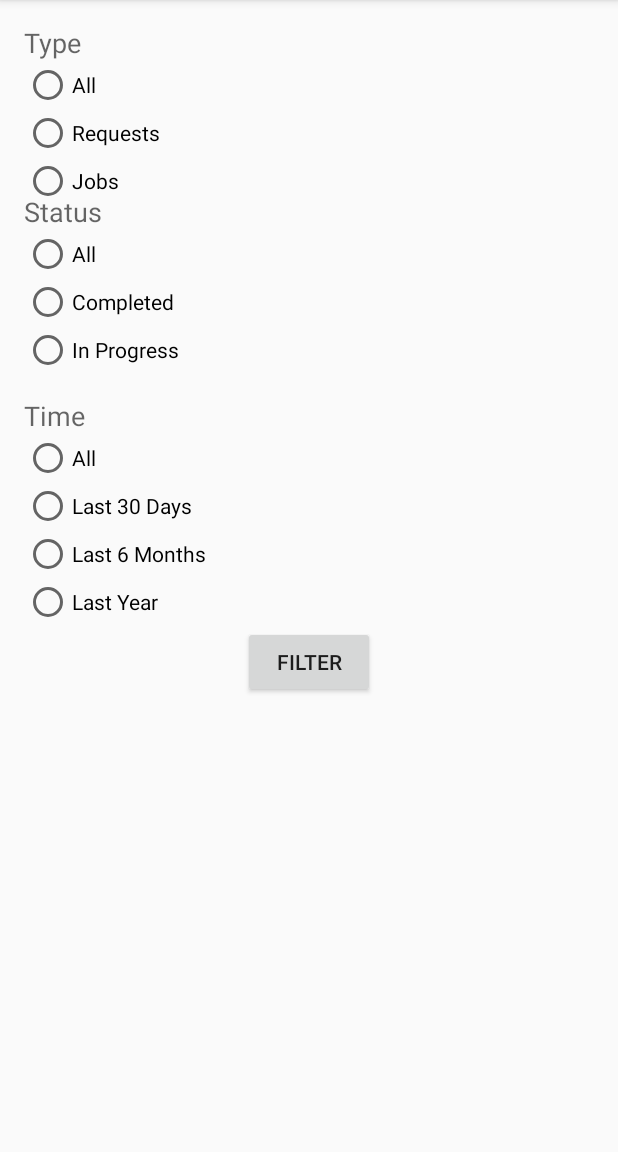
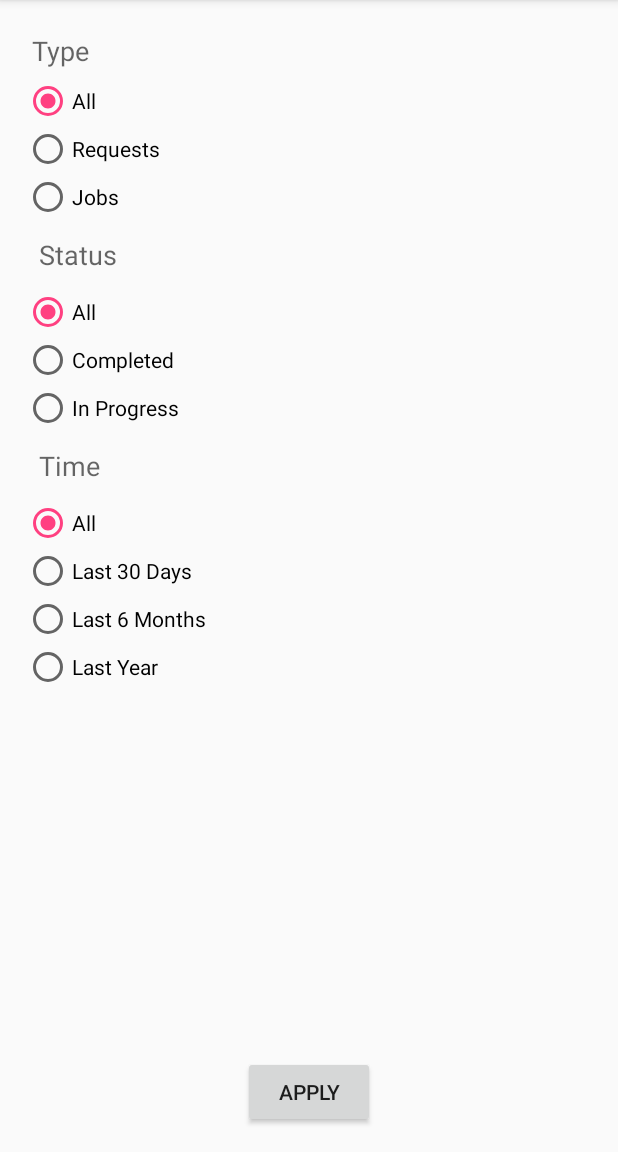
Before and after one commit to cs465uiuc/GroceryRun, an Android app: the FilterTransaction screen opened directly, with no data from a screen before it, on a phone screen of 412 x 824 dp, the part 84-1236 px from its top. Run offline under Robolectric (Android 15) with nearby library versions, the phone set to English and light mode, and no system bars.

Commit message:
Tune the transaction filter layout

```diff
--- a/app/src/main/java/com/cs465/groceryrun/customexpandablelistview/ExpandableListViewAdapter.java
+++ b/app/src/main/java/com/cs465/groceryrun/customexpandablelistview/ExpandableListViewAdapter.java
@@ -132,8 +132,7 @@ public class ExpandableListViewAdapter extends BaseExpandableListAdapter {
             view = infalInflater.inflate(R.layout.expandable_listview_group, null);
         }
 
-        TextView lblListHeader = (TextView) view
-                .findViewById(R.id.transaction_date_textview);
+        TextView lblListHeader = (TextView) view.findViewById(R.id.transaction_date_textview);
         lblListHeader.setTypeface(null, Typeface.BOLD);
         lblListHeader.setText(headerTitle);
 
--- a/app/src/main/java/com/cs465/groceryrun/groceryrun/Transactions.java
+++ b/app/src/main/java/com/cs465/groceryrun/groceryrun/Transactions.java
@@ -63,21 +63,30 @@ public class Transactions extends AppCompatActivity {
         Transaction transaction;
 
         transaction = new Transaction();
-        transaction.setName("dunno");
-        transaction.setPerson("no one");
+        transaction.setName("Others");
+        transaction.setPerson("Julie");
+        transaction.setIsShopper(false);
+        transaction.setDate(new GregorianCalendar(2015, 10, 1));
+        transaction.setDueDate(new GregorianCalendar(2015, 11, 3));
+        transaction.setStatus("Arriving");
+        transactions.add(transaction);
+
+        transaction = new Transaction();
+        transaction.setName("Audrie");
+        transaction.setPerson("Shelby");
+        transaction.setIsShopper(true);
+        transaction.setDate(new GregorianCalendar(2015, 10, 1));
+        transaction.setDueDate(new GregorianCalendar(2015, 10, 30));
+        transaction.setStatus("Due");
+        transactions.add(transaction);
+
+        transaction = new Transaction();
+        transaction.setName("Groceries");
+        transaction.setPerson("Audrie");
         transaction.setIsShopper(true);
         transaction.setDate(new GregorianCalendar(2006, 2, 11));
         transaction.setDueDate(new GregorianCalendar(2006, 3, 18));
         transaction.setStatus("Confirmed");
-        transactions.add(transaction);
-
-        transaction = new Transaction();
-        transaction.setName("me");
-        transaction.setPerson("someone else");
-        transaction.setIsShopper(false);
-        transaction.setDate(new GregorianCalendar(2015, 10, 1));
-        transaction.setDueDate(new GregorianCalendar(2015, 11, 3));
-        transaction.setStatus("Needs confirmation");
         transactions.add(transaction);
 
         return transactions;
--- a/app/src/main/res/layout/activity_filter_transaction.xml
+++ b/app/src/main/res/layout/activity_filter_transaction.xml
@@ -3,71 +3,119 @@
     xmlns:tools="http://schemas.android.com/tools"
     android:layout_width="match_parent"
     android:layout_height="match_parent"
-    android:paddingBottom="@dimen/activity_vertical_margin"
-    android:paddingLeft="@dimen/activity_horizontal_margin"
-    android:paddingRight="@dimen/activity_horizontal_margin"
-    android:paddingTop="@dimen/activity_vertical_margin"
+    android:padding="16dp"
     tools:context="com.cs465.groceryrun.groceryrun.FilterTransaction">
 
     <TextView
         android:layout_width="wrap_content"
         android:layout_height="wrap_content"
         android:textAppearance="?android:attr/textAppearanceMedium"
-        android:text="Type"
-        android:id="@+id/textView29"
+        android:id="@+id/filterType"
         android:layout_alignParentTop="true"
         android:layout_alignParentLeft="true"
-        android:layout_alignParentStart="true" />
+        android:layout_alignParentStart="true"
+        android:layout_margin="5dp"
+        android:text="Type"/>
+
+    <RadioGroup
+        android:layout_width="match_parent"
+        android:layout_height="wrap_content"
+        android:id="@+id/filterTypeGroup"
+        android:layout_below="@+id/filterType" >
+
+        <RadioButton
+            android:layout_width="wrap_content"
+            android:layout_height="wrap_content"
+            android:text="All"
+            android:id="@+id/filterType_all"
+            android:checked="true" />
+
+        <RadioButton
+            android:layout_width="wrap_content"
+            android:layout_height="wrap_content"
+            android:text="Requests"
+            android:id="@+id/filterType_requests"
+            android:checked="false" />
+
+        <RadioButton
+            android:layout_width="wrap_content"
+            android:layout_height="wrap_content"
+            android:text="Jobs"
+            android:id="@+id/filterType_jobs"
+            android:checked="false" />
+    </RadioGroup>
 
     <TextView
         android:layout_width="wrap_content"
         android:layout_height="wrap_content"
         android:textAppearance="?android:attr/textAppearanceMedium"
-        android:text="Status"
-        android:id="@+id/textView30"
-        android:layout_marginTop="88dp"
-        android:layout_below="@+id/textView29"
-        android:layout_alignParentLeft="true"
-        android:layout_alignParentStart="true" />
+        android:id="@+id/filterStatus"
+        android:layout_below="@+id/filterTypeGroup"
+        android:layout_margin="10dp"
+        android:text="Status"/>
+
+    <RadioGroup
+        android:layout_width="match_parent"
+        android:layout_height="wrap_content"
+        android:id="@+id/filterStatusGroup"
+        android:layout_below="@+id/filterStatus">
+
+        <RadioButton
+            android:layout_width="wrap_content"
+            android:layout_height="wrap_content"
+            android:text="All"
+            android:id="@+id/filterStatus_all"
+            android:checked="true" />
+
+        <RadioButton
+            android:layout_width="wrap_content"
+            android:layout_height="wrap_content"
+            android:text="Completed"
+            android:id="@+id/filterStatus_completed"
+            android:checked="false" />
+
+        <RadioButton
+            android:layout_width="wrap_content"
+            android:layout_height="wrap_content"
+            android:text="In Progress"
+            android:id="@+id/filterStatus_inprogress"
+            android:checked="false" />
+    </RadioGroup>
 
     <TextView
         android:layout_width="wrap_content"
         android:layout_height="wrap_content"
         android:textAppearance="?android:attr/textAppearanceMedium"
-        android:text="Time"
-        android:id="@+id/textView31"
-        android:layout_marginTop="111dp"
-        android:layout_below="@+id/textView30"
-        android:layout_alignParentLeft="true"
-        android:layout_alignParentStart="true" />
+        android:id="@+id/filterTime"
+        android:layout_below="@+id/filterStatusGroup"
+        android:layout_margin="10dp"
+        android:text="Time"/>
 
     <RadioGroup
         android:layout_width="match_parent"
-        android:layout_height="match_parent"
-        android:layout_below="@+id/textView31"
-        android:layout_alignParentLeft="true"
-        android:layout_alignParentStart="true"
-        android:id="@+id/radioGroup">
+        android:layout_height="wrap_content"
+        android:id="@+id/filterTimeGroup"
+        android:layout_below="@+id/filterTime">
 
         <RadioButton
             android:layout_width="wrap_content"
             android:layout_height="wrap_content"
             android:text="All"
-            android:id="@+id/radioButton13"
-            android:checked="false" />
+            android:id="@+id/filterTime_all"
+            android:checked="true" />
 
         <RadioButton
             android:layout_width="wrap_content"
             android:layout_height="wrap_content"
             android:text="Last 30 Days"
-            android:id="@+id/radioButton14"
+            android:id="@+id/filterType_month"
             android:checked="false" />
 
         <RadioButton
             android:layout_width="wrap_content"
             android:layout_height="wrap_content"
             android:text="Last 6 Months"
-            android:id="@+id/radioButton15"
+            android:id="@+id/filterType_hyear"
             android:checked="false" />
 
         <RadioButton
@@ -76,72 +124,16 @@
             android:text="Last Year"
             android:id="@+id/radioButton16"
             android:checked="false" />
-
-        <Button
-            android:layout_width="wrap_content"
-            android:layout_height="wrap_content"
-            android:text="Filter"
-            android:id="@+id/button6"
-            android:layout_gravity="center_horizontal"
-            android:onClick="back" />
     </RadioGroup>
 
-    <RadioGroup
-        android:layout_width="match_parent"
-        android:layout_height="match_parent"
-        android:layout_below="@+id/textView29"
-        android:layout_alignParentLeft="true"
-        android:layout_alignParentStart="true">
+    <Button
+        android:layout_width="wrap_content"
+        android:layout_height="wrap_content"
+        android:id="@+id/button6"
+        android:layout_alignParentBottom="true"
+        android:layout_centerHorizontal="true"
+        android:layout_gravity="center_horizontal"
+        android:text="Apply"
+        android:onClick="back" />
 
-        <RadioButton
-            android:layout_width="wrap_content"
-            android:layout_height="wrap_content"
-            android:text="All"
-            android:id="@+id/radioButton7"
-            android:checked="false" />
-
-        <RadioButton
-            android:layout_width="wrap_content"
-            android:layout_height="wrap_content"
-            android:text="Requests"
-            android:id="@+id/radioButton8"
-            android:checked="false" />
-
-        <RadioButton
-            android:layout_width="wrap_content"
-            android:layout_height="wrap_content"
-            android:text="Jobs"
-            android:id="@+id/radioButton9"
-            android:checked="false" />
-    </RadioGroup>
-
-    <RadioGroup
-        android:layout_width="match_parent"
-        android:layout_height="match_parent"
-        android:layout_below="@+id/textView30"
-        android:layout_alignParentLeft="true"
-        android:layout_alignParentStart="true"
-        android:layout_above="@+id/radioGroup">
-
-        <RadioButton
-            android:layout_width="wrap_content"
-            android:layout_height="wrap_content"
-            android:text="All"
-            android:id="@+id/radioButton10"
-            android:checked="false" />
-
-        <RadioButton
-            android:layout_width="wrap_content"
-            android:layout_height="wrap_content"
-            android:text="Completed"
-            android:id="@+id/radioButton11"
-            android:checked="false" />
-
-        <RadioButton
-            android:layout_width="wrap_content"
-            android:layout_height="wrap_content"
-            android:text="In Progress"
-            android:id="@+id/radioButton12"
-            android:checked="false" />
-    </RadioGroup>
 </RelativeLayout>
--- a/app/src/main/res/layout/activity_transactions.xml
+++ b/app/src/main/res/layout/activity_transactions.xml
@@ -10,15 +10,15 @@
     android:background="#FF67C7ED"
     tools:context="com.cs465.groceryrun.groceryrun.Transactions">
 
-    <Button
-        android:layout_width="wrap_content"
-        android:layout_height="wrap_content"
-        android:text="Filter"
+    <ImageButton
+        android:layout_width="30dp"
+        android:layout_height="30dp"
         android:id="@+id/filterButton"
         android:layout_alignParentTop="true"
         android:layout_alignParentRight="true"
-        android:layout_alignParentEnd="true"
-        android:onClick="filterTrans" />
+        android:layout_margin="5dp"
+        android:background="@mipmap/icon_filter"
+        android:onClick="filterTrans"/>
 
     <ExpandableListView
         android:id="@+id/transaction_listview"
--- a/app/src/main/res/layout/expandable_listview_item.xml
+++ b/app/src/main/res/layout/expandable_listview_item.xml
@@ -7,7 +7,7 @@
     <LinearLayout
         android:layout_width="match_parent"
         android:layout_height="match_parent"
-        android:layout_margin="1dp"
+        android:layout_margin="2dp"
         android:orientation="horizontal"
         android:weightSum="7" >
 
@@ -21,6 +21,7 @@
             android:layout_width="0dp"
             android:layout_height="wrap_content"
             android:layout_weight="3"
+            android:layout_marginLeft="2dp"
             android:orientation="vertical"
             android:weightSum="3" >
 
@@ -30,6 +31,7 @@
                 android:layout_height="0dp"
                 android:layout_weight="2"
                 android:paddingLeft="1dp"
+                android:textSize="22sp"
                 android:textColor="#FFFFFFFF" />
 
             <TextView
@@ -46,6 +48,7 @@
             android:layout_width="0dp"
             android:layout_height="wrap_content"
             android:layout_weight="3"
+            android:layout_gravity="center_vertical"
             android:orientation="vertical"
             android:weightSum="2">
 
```
Also changed, not shown: app/src/main/res/mipmap-xhdpi/icon_filter.png (added).
